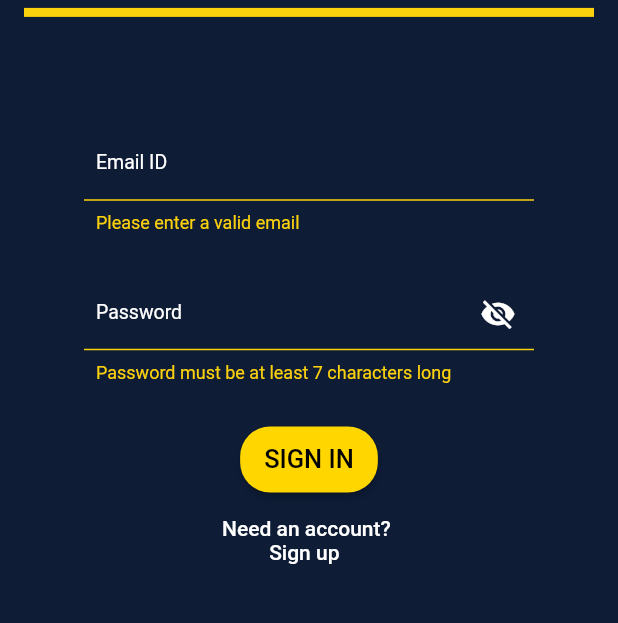
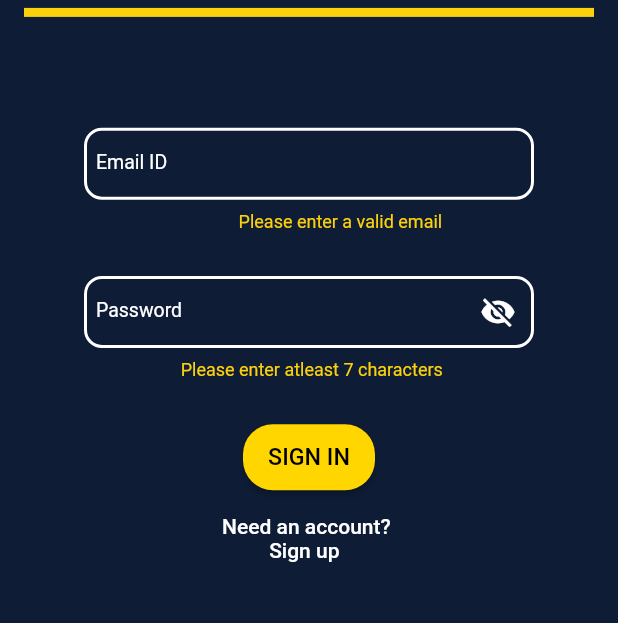
Before and after one commit to GeethKuldeep/Equinox_2021, a Flutter app: the screen it shows after launch, after a tap on "SIGN IN", on a phone screen of 412 x 824 dp, the part 518-1141 px from its top. Run offline on Flutter 3.47's test engine with Material 2 defaults, Android fonts, the phone set to English and light mode, and no system bars; our stand-ins replace cloud_firestore, firebase_auth; accounts and stored records are empty.

Commit message:
Ui updated

```diff
--- a/lib/widgets/Email_Signin_Button.dart
+++ b/lib/widgets/Email_Signin_Button.dart
@@ -10,7 +10,7 @@ class FormSubmitButton extends CustomRaisedButton {
   }) : super(
     child: Text(
       text,
-      style: TextStyle(color: Colors.black, fontSize: 17.0),
+      style: TextStyle(color: Colors.black, fontSize: 15.5),
     ),
     height: 44.0,
     color: Colors.yellowAccent[700],
--- a/lib/widgets/Email_Signin_form.dart
+++ b/lib/widgets/Email_Signin_form.dart
@@ -97,10 +97,10 @@ class _EmailSignInFormState extends State<EmailSignInForm> {
                 TextFormField(
                   style: TextStyle(color: color1),
                     cursorColor: Colors.white,
-                    key: ValueKey("UseName"),
+                    key: ValueKey("UserName"),
                     validator: (value){
                       if (value.isEmpty){
-                        return 'Enter your Name';
+                        return '                                               Enter your Name';
                       }
                       return null;
                     },
@@ -109,6 +109,11 @@ class _EmailSignInFormState extends State<EmailSignInForm> {
                   decoration: InputDecoration(
                     labelStyle: TextStyle(color: Colors.white,fontSize: 13),
                     contentPadding: const EdgeInsets.all(8.0),
+                    errorBorder: new OutlineInputBorder(
+                      borderSide: new BorderSide(color: Colors.white,
+                        width: 2.0,),
+                      borderRadius: BorderRadius.circular(12.0),
+                    ),
                     focusedBorder: OutlineInputBorder(
                       borderSide: BorderSide(
                         color: Colors.white,
@@ -144,7 +149,7 @@ class _EmailSignInFormState extends State<EmailSignInForm> {
                   key: ValueKey("email"),
                   validator: (value){
                     if (value.isEmpty || !value.contains('@vitstudent.ac.in')){
-                      return 'Please enter a valid email';
+                      return '                                Please enter a valid email';
                     }
                     return null;
                   },
@@ -153,6 +158,11 @@ class _EmailSignInFormState extends State<EmailSignInForm> {
                decoration: InputDecoration(
                  labelStyle: TextStyle(color: Colors.white,fontSize: 13),
                  contentPadding: const EdgeInsets.all(8.0),
+                 errorBorder: new OutlineInputBorder(
+                   borderSide: new BorderSide(color: Colors.white,
+                     width: 2.0,),
+                   borderRadius: BorderRadius.circular(12.0),
+                 ),
                  focusedBorder: OutlineInputBorder(
                    borderSide: BorderSide(
                         color: Colors.white,
@@ -188,11 +198,16 @@ class _EmailSignInFormState extends State<EmailSignInForm> {
                   key: ValueKey("password1"),
                   validator: (value){
                     if (value.isEmpty || value.length<7){
-                      return 'Password must be at least 7 characters long';
+                      return '                   Please enter atleast 7 characters';
                     }
                     return null;
                   },
                 decoration: InputDecoration(
+                  errorBorder: new OutlineInputBorder(
+                    borderSide: new BorderSide(color: Colors.white,
+                      width: 2.0,),
+                    borderRadius: BorderRadius.circular(12.0),
+                  ),
                   labelStyle: TextStyle(color: Colors.white,fontSize: 13),
                   contentPadding: const EdgeInsets.all(8.0),
                   focusedBorder: OutlineInputBorder(
```
